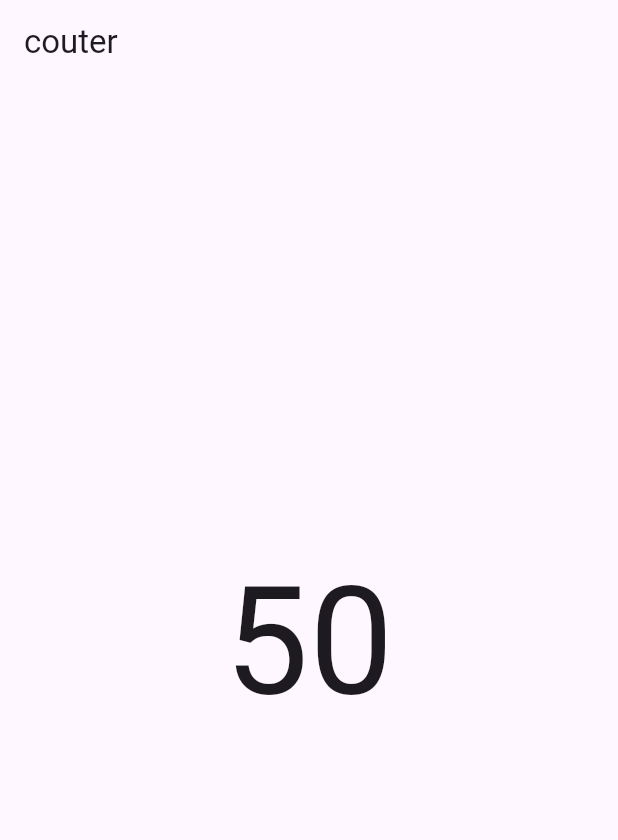
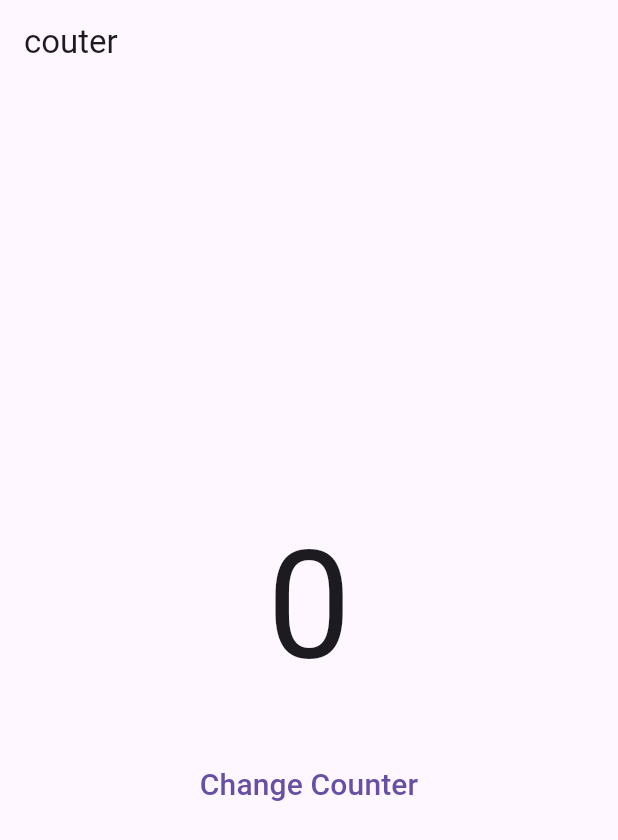
Before and after one commit to Sarathcholakkal/workouts_inherited_widgets, a Flutter app: the screen it shows after launch, on a phone screen of 412 x 824 dp. Shown: the top 840 px of the screen. Run offline on Flutter 3.47's test engine with Material 3 defaults, Android fonts, the phone set to English and light mode, and no system bars.

Commit message:
level 2 update value of inherited widget from subtree

```diff
--- a/lib/custom_inherited_widget.dart
+++ b/lib/custom_inherited_widget.dart
@@ -1,15 +1,45 @@
 import 'package:flutter/material.dart';
+
+class StateWidget extends StatefulWidget {
+  final Widget child;
+  const StateWidget({required this.child, super.key});
+
+  @override
+  State<StateWidget> createState() => _StateWidgetState();
+}
+
+class _StateWidgetState extends State<StateWidget> {
+  int counter = 0;
+  void increamentCounter() {
+    setState(() {
+      counter = counter + 1;
+    });
+  }
+
+  @override
+  Widget build(BuildContext context) {
+    return CustomInheritedWidget(
+      child: widget.child,
+      counter: counter,
+      stateWidget: this,
+    );
+  }
+}
 
 class CustomInheritedWidget extends InheritedWidget {
   final int counter;
+  final _StateWidgetState stateWidget;
 
   CustomInheritedWidget(
-      {super.key, required super.child, required this.counter});
+      {super.key,
+      required super.child,
+      required this.counter,
+      required this.stateWidget});
 
-  static int of(BuildContext context) {
+  static _StateWidgetState of(BuildContext context) {
     return context
         .dependOnInheritedWidgetOfExactType<CustomInheritedWidget>()!
-        .counter;
+        .stateWidget;
 
     //to acces counter state , by calling context.depend method.context allows to look up inherit widger top tree to match ,if found access coutner state
   }
--- a/lib/main.dart
+++ b/lib/main.dart
@@ -16,8 +16,7 @@ class MyApp extends StatefulWidget {
 class _MyAppState extends State<MyApp> {
   @override
   Widget build(BuildContext context) {
-    return CustomInheritedWidget(
-      counter: 50,
+    return StateWidget(
       child: MaterialApp(
         home: MainPage(title: 'couter'),
       ),
--- a/lib/main_page.dart
+++ b/lib/main_page.dart
@@ -1,4 +1,6 @@
 import 'package:flutter/material.dart';
+import 'package:flutter_inherited_widget/button_widget.dart';
+import 'package:flutter_inherited_widget/couter_page.dart';
 import 'package:flutter_inherited_widget/custom_inherited_widget.dart';
 
 class MainPage extends StatefulWidget {
@@ -16,7 +18,7 @@ class MainPage extends StatefulWidget {
 class _MainPageState extends State<MainPage> {
   @override
   Widget build(BuildContext context) {
-    final counter = CustomInheritedWidget.of(context);
+    final counter = CustomInheritedWidget.of(context).counter;
 
     return Scaffold(
       appBar: AppBar(
@@ -31,6 +33,13 @@ class _MainPageState extends State<MainPage> {
               style: const TextStyle(fontSize: 100),
             ),
             const SizedBox(height: 24),
+            ButtonWidget(
+              text: 'Change Counter',
+              onClicked: () => Navigator.push(
+                context,
+                MaterialPageRoute(builder: (context) => const CounterPage()),
+              ),
+            ),
           ],
         ),
       ),
@@ -38,13 +47,7 @@ class _MainPageState extends State<MainPage> {
   }
 }
 
-    //  ButtonWidget(
-    //           text: 'Change Counter',
-    //           onClicked: () => Navigator.push(
-    //             context,
-    //             MaterialPageRoute(builder: (context) => const CounterPage()),
-    //           ),
-    //         ),
+
 
 
   //           const SizedBox(height: 47),
```
Also changed, not shown: lib/couter_page.dart (+61 -47 lines).
